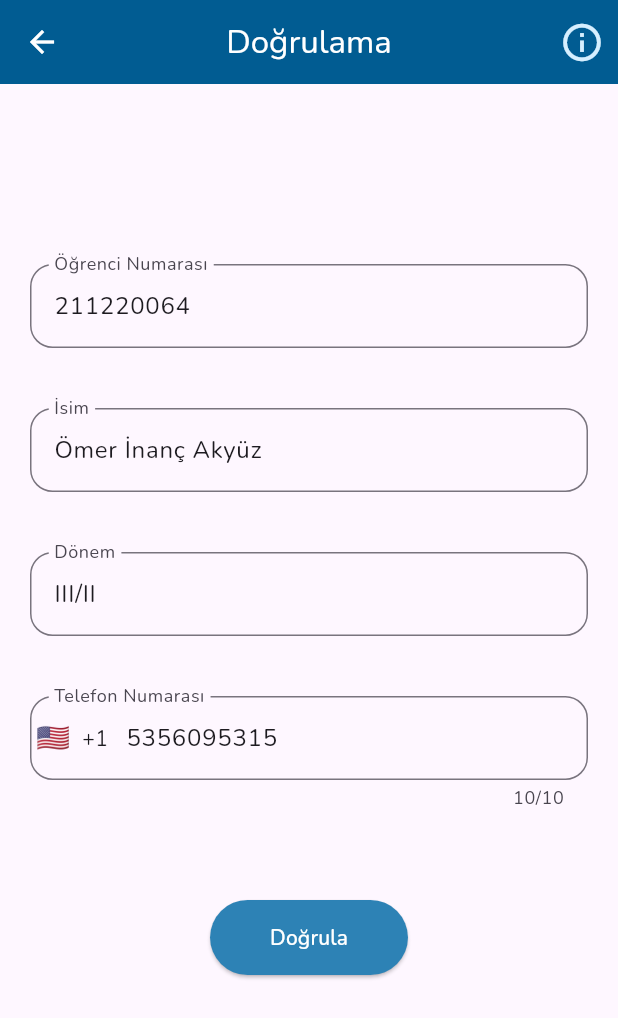
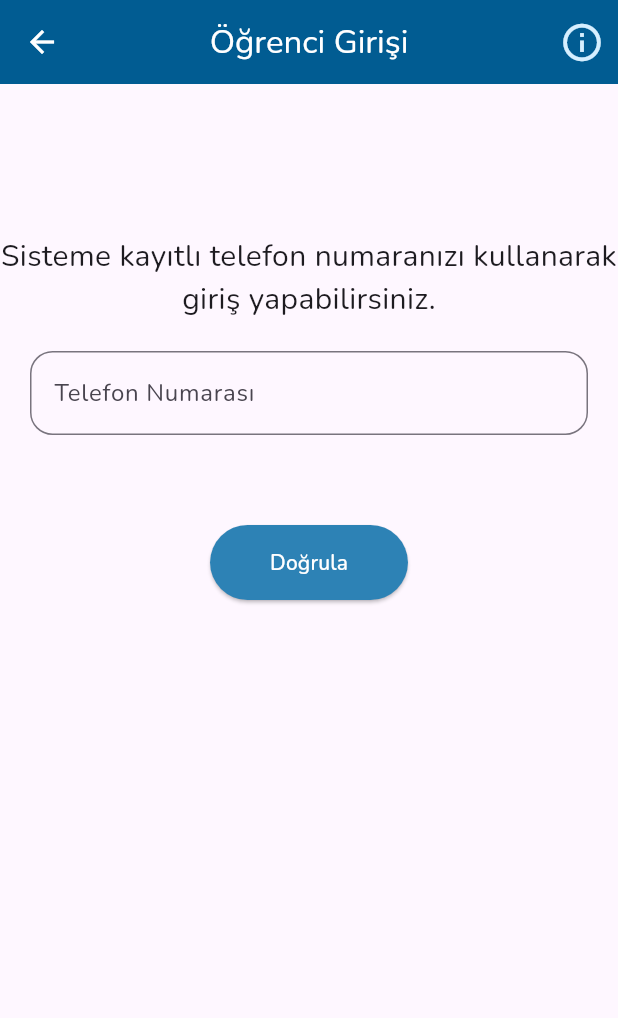
Before and after one commit to omeriakyuz/burada, a Flutter app: the screen it shows after launch, after a tap on "Öğrenci", on a phone screen of 412 x 824 dp. Shown: the top 1018 px of the screen. Run offline on Flutter 3.47's test engine with Material 3 defaults, Android fonts, the phone set to English and light mode, and no system bars; drawn by our look-alikes of intl_phone_field; our stand-ins replace camera, cloud_firestore, firebase_auth, firebase_core, firebase_database, firebase_storage and 6 more; missing offline and left inert: flutter_ble_peripheral; accounts and stored records are empty.

Commit message:
giriş mantığı düzeltildi

```diff
--- a/lib/roles/student/phone_auth.dart
+++ b/lib/roles/student/phone_auth.dart
@@ -10,6 +10,7 @@ import 'package:burada/roles/student/login.dart';
 import 'package:burada/roles/student/home.dart';
 import 'package:burada/info.dart';
 import 'package:burada/animation.dart';
+import 'package:flutter/services.dart';
 
 String rollNumberOfStudent = '';
 
@@ -24,22 +25,9 @@ class _StudentPhoneAuthState extends State<StudentPhoneAuth> {
   FirebaseAuth auth = FirebaseAuth.instance;
   final TextEditingController phoneController = TextEditingController();
   final TextEditingController otpController = TextEditingController();
-  final TextEditingController rollNoController = TextEditingController();
-  final TextEditingController nameController = TextEditingController();
-  final TextEditingController semesterController = TextEditingController();
   String userNumber = '';
   var otpFieldVisibility = false;
   var receivedID = '';
-
-  //TODO: bu kısım silinecek
-  @override
-    void initState() {
-    super.initState();
-    rollNoController.text = '211220064';
-    nameController.text = 'Ömer İnanç Akyüz';
-    semesterController.text = 'III/II';
-    phoneController.text = '5356095315';
-  }
 
   void verifyUserPhoneNumber() {
     auth.verifyPhoneNumber(
@@ -69,33 +57,30 @@ class _StudentPhoneAuthState extends State<StudentPhoneAuth> {
       verificationId: receivedID,
       smsCode: otpController.text,
     );
-    await auth
-        .signInWithCredential(credential)
-        .then((value) => createUserDocument(value.user!));
+    await auth.signInWithCredential(credential).then((value) async {
+      await fetchUserDocument(value.user!.phoneNumber!);
+    });
     Navigator.pushAndRemoveUntil(
       context,
-      MaterialPageRoute(builder: (context) => const StudentLoginPage()),
-          (route) => false,
+      MaterialPageRoute(builder: (context) => const StudentHomePage()),
+      (route) => false,
     );
   }
 
-  Future<void> createUserDocument(User user) async {
+  Future<void> fetchUserDocument(String phoneNumber) async {
     try {
-      CollectionReference users =
-          FirebaseFirestore.instance.collection('users');
+      CollectionReference users = FirebaseFirestore.instance.collection('users');
+      QuerySnapshot querySnapshot = await users.where('phoneNo', isEqualTo: phoneNumber).get();
 
-      await users.doc(rollNoController.text).set({
-        'rollNo': rollNoController.text,
-        'name': nameController.text,
-        'semester': semesterController.text,
-        'phoneNo': phoneController.text,
-        'present': false,
-        'profilePicture': 'https://firebasestorage.googleapis.com/v0/b/burada-app-v3.firebasestorage.app/o/profile_pictures%2F211220064.jpg?alt=media',
-      });
-
-      print('Kullanıcı bilgisi veri tabanına kaydedildi');
+      if (querySnapshot.docs.isNotEmpty) {
+        var userData = querySnapshot.docs.first.data() as Map<String, dynamic>;
+        rollNumberOfStudent = userData['rollNo'];
+        print('Kullanıcı bilgisi alındı: $userData');
+      } else {
+        print('Kullanıcı bulunamadı');
+      }
     } catch (e) {
-      print('Veri tabanına kayıt esnasında hata oluştu: $e');
+      print('Veri tabanından bilgi alırken hata oluştu: $e');
     }
   }
 
@@ -116,7 +101,8 @@ class _StudentPhoneAuthState extends State<StudentPhoneAuth> {
             onPressed: () {
               Navigator.pop(context);
             },
-          ),          actions: [
+          ),
+          actions: [
             IconButton(
                 icon: const Icon(
                   Icons.info_outlined,
@@ -132,7 +118,7 @@ class _StudentPhoneAuthState extends State<StudentPhoneAuth> {
                 })
           ],
           title: const Text(
-            'Doğrulama',
+            'Öğrenci Girişi',
           ),
           centerTitle: true,
         ),
@@ -140,95 +126,33 @@ class _StudentPhoneAuthState extends State<StudentPhoneAuth> {
           child: Column(
             mainAxisAlignment: MainAxisAlignment.center,
             children: [
-              const SizedBox(height: 100),
-              Padding(
-                padding: const EdgeInsets.all(20.0),
-                child: TextField(
-                  controller: rollNoController,
-                  onChanged: (value) {
-                    rollNumberOfStudent =
-                        value;
-                  },
-                  decoration: InputDecoration(
-                    hintText: '211220064',
-                    labelText: 'Öğrenci Numarası',
-                    border: OutlineInputBorder(
-                      borderRadius: BorderRadius.circular(15),
-                    ),
-                    //  focusedBorder: OutlineInputBorder(
-                    //   borderRadius: BorderRadius.circular(15),
-                    //   borderSide: BorderSide(color: darkest),
-                    // )
-                  ),
-                ),
+              SizedBox(
+                height: 100,
+              ),
+              const Text(
+                'Sisteme kayıtlı telefon numaranızı kullanarak giriş yapabilirsiniz.',
+                style: TextStyle(fontSize: 20),
+                textAlign: TextAlign.center,
               ),
               Padding(
                 padding: const EdgeInsets.all(20.0),
                 child: TextField(
-                  controller: nameController,
+                  controller: phoneController,
                   decoration: InputDecoration(
-                    hintText: 'Ömer İnanç Akyüz',
-                    labelText: 'İsim',
-                    // labelStyle: TextStyle(color: darkest),
+                    prefixText: '+90 ',
+                    hintText: 'XXXXXXXXXX',
+                    labelText: 'Telefon Numarası',
                     border: OutlineInputBorder(
                       borderRadius: BorderRadius.circular(15),
                     ),
-                    //  focusedBorder: OutlineInputBorder(
-                    //   borderRadius: BorderRadius.circular(15),
-                    //   borderSide: BorderSide(color: darkest),
-                    // )
                   ),
-                ),
-              ),
-              Padding(
-                padding: const EdgeInsets.all(20.0),
-                child: TextField(
-                  controller: semesterController,
-                  decoration: InputDecoration(
-                    hintText: 'III/II',
-                    labelText: 'Dönem',
-                    // labelStyle: TextStyle(color: darkest),
-                    border: OutlineInputBorder(
-                      borderRadius: BorderRadius.circular(15),
-                    ),
-                    //  focusedBorder: OutlineInputBorder(
-                    //   borderRadius: BorderRadius.circular(15),
-                    //   borderSide: BorderSide(color: darkest),
-                    // )
-                  ),
-                ),
-              ),
-              Padding(
-                padding: const EdgeInsets.all(20.0),
-                child: IntlPhoneField(
-                  showDropdownIcon: false,
-                  controller: phoneController,
-                  countries: const [
-                    Country(
-                      name: "Türkiye",
-                      nameTranslations: {},
-                      flag: "🇹🇷",
-                      code: "TR",
-                      dialCode: "90",
-                      minLength: 10,
-                      maxLength: 10,
-                    )
-                  ], // Restrict to Nepal
-                  decoration: InputDecoration(
-                    hintText: 'xxxxxxxxxx',
-                    labelText: 'Telefon Numarası',
-                    // labelStyle: TextStyle(color: darkest),
-                    border: OutlineInputBorder(
-                      // borderSide: BorderSide(color: darkest),
-                      borderRadius: BorderRadius.circular(15),
-                    ),
-                    // focusedBorder: OutlineInputBorder(
-                    //   borderRadius: BorderRadius.circular(15),
-                    //   borderSide: BorderSide(color: darkest),
-                    // )
-                  ),
+                  inputFormatters: [
+                    LengthLimitingTextInputFormatter(10),
+                    FilteringTextInputFormatter.digitsOnly,
+                  ],
+                  keyboardType: TextInputType.phone,
                   onChanged: (val) {
-                    userNumber = val.completeNumber;
+                    userNumber = '+90' + val;
                   },
                 ),
               ),
@@ -239,17 +163,11 @@ class _StudentPhoneAuthState extends State<StudentPhoneAuth> {
                   child: TextField(
                     controller: otpController,
                     decoration: InputDecoration(
-                      hintText: '123456',
-                      labelText: 'Kod',
-                      // labelStyle: TextStyle(color: darkest),
+                      hintText: '111111',
+                      labelText: 'SMS Kodu',
                       border: OutlineInputBorder(
-                        borderSide: const BorderSide(color: darkest),
                         borderRadius: BorderRadius.circular(15),
                       ),
-                      //    focusedBorder: OutlineInputBorder(
-                      //   borderRadius: BorderRadius.circular(15),
-                      //   borderSide: BorderSide(color: darkest),
-                      // )
                     ),
                   ),
                 ),
```
Also changed, not shown: lib/roles/teacher/email_auth.dart (+14 -36 lines).
